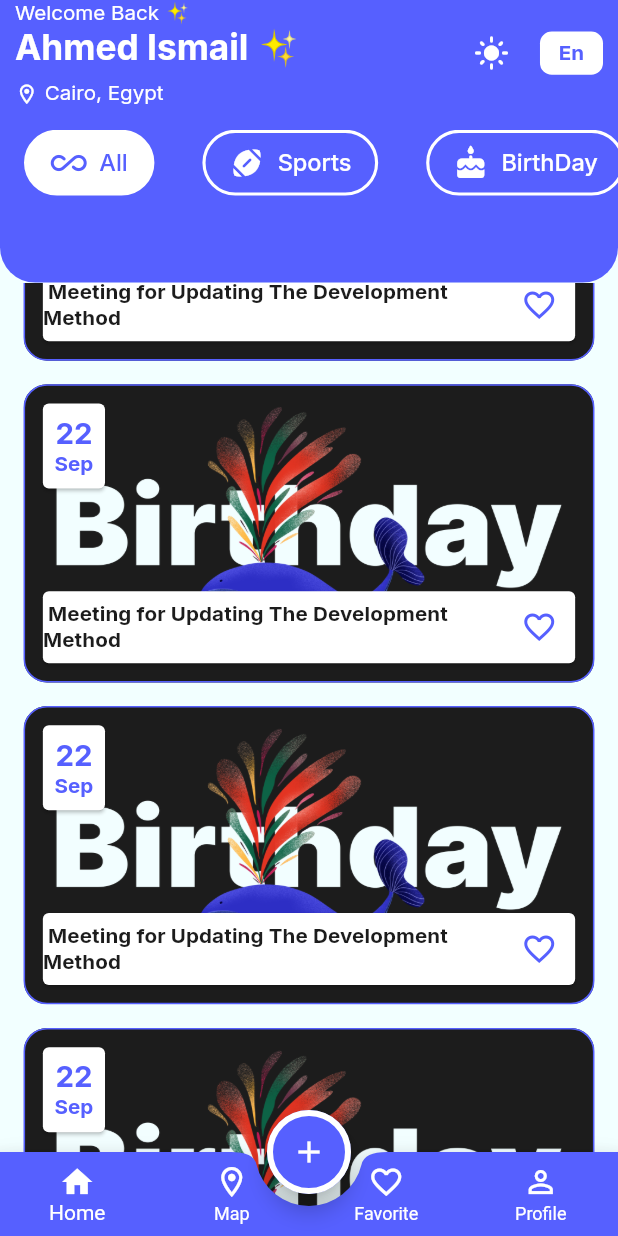
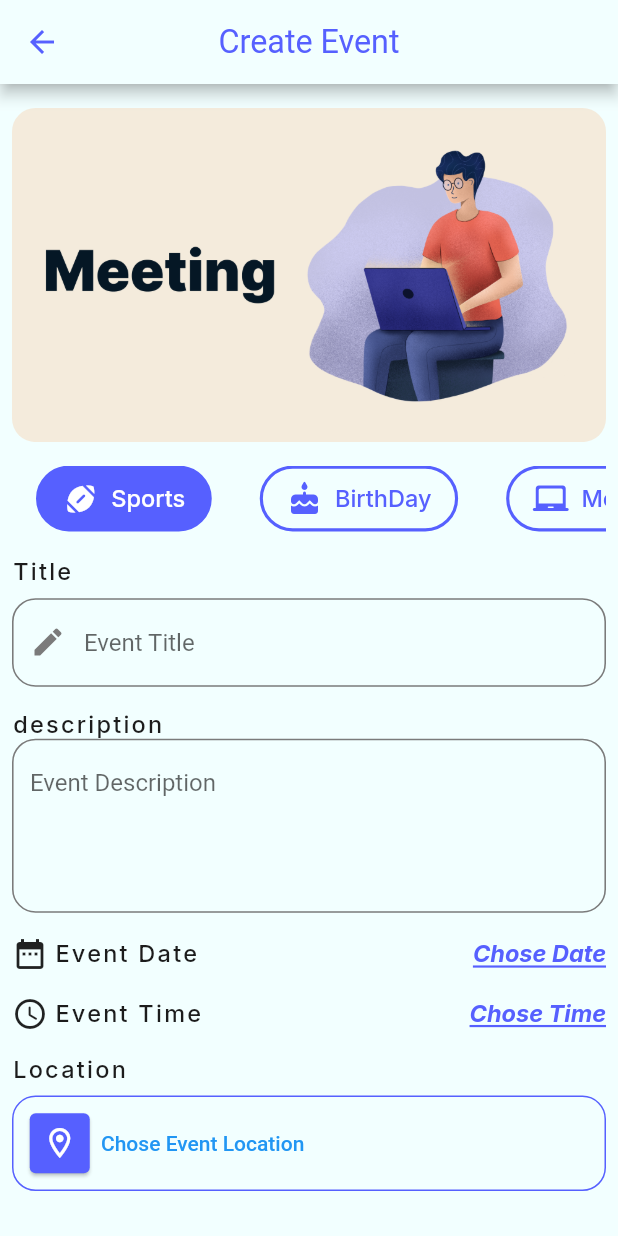
Before and after one commit to Madanike/Evently, a Flutter app: the screen it shows after launch, scrolled down 576 dp, after a tap on the "add" icon, on a phone screen of 412 x 824 dp. Run offline on Flutter 3.47's test engine with Material 3 defaults, Android fonts, the phone set to English and light mode, and no system bars; our stand-ins replace flutter_screenutil, google_fonts.

Commit message:
finished create event

```diff
--- a/lib/config/theme/theme_manager.dart
+++ b/lib/config/theme/theme_manager.dart
@@ -112,6 +112,11 @@ class ThemeManager {
         fontSize: 20.sp,
         color: ColorsManager.blue,
       ),
+      labelSmall: GoogleFonts.inter(
+        fontSize: 16.sp,
+        fontWeight: FontWeight.w500,
+        color: ColorsManager.black1c,
+      ),
     ),
   );
 
--- a/lib/core/routes_manager/routes_manager.dart
+++ b/lib/core/routes_manager/routes_manager.dart
@@ -1,5 +1,6 @@
 import 'package:evently_project/feature/auth/login/login.dart';
 import 'package:evently_project/feature/auth/register/register.dart';
+import 'package:evently_project/feature/create_event/create_event.dart';
 import 'package:evently_project/feature/main_layout/main_layout.dart';
 import 'package:flutter/cupertino.dart';
 import 'package:flutter/material.dart';
@@ -8,6 +9,7 @@ abstract class RouteManager {
   static const String register = '/register';
   static const String login = '/login';
   static const String mainLayout = '/mainLayout';
+  static const String createEvent = '/createEvent';
 
     static Route? router (RouteSettings settings){
       switch (settings.name){
@@ -20,6 +22,9 @@ abstract class RouteManager {
         case mainLayout:{
           return CupertinoPageRoute(builder: (context) => MainLayout());
         }
+        case createEvent:{
+          return CupertinoPageRoute(builder: (context) => CreateEvent());
+        }
       }
     }
 }
--- a/lib/core/widget/custom_tab_bar.dart
+++ b/lib/core/widget/custom_tab_bar.dart
@@ -42,7 +42,7 @@ class _CustomTabBarState extends State<CustomTabBar> {
                 unselectedTabFgColor: widget.unSelectedFgColor,
                 isSelected:
                 selectedIndex ==
-                    CategoryModel.categoriesWithAll.indexOf(
+                    widget.categories.indexOf(
                         category
                     ),
                 category: category,
--- a/lib/core/widget/custome_text_form_field.dart
+++ b/lib/core/widget/custome_text_form_field.dart
@@ -3,25 +3,30 @@ import 'package:flutter/material.dart';
 class CustomeTextFormField extends StatelessWidget {
   const CustomeTextFormField({
     super.key,
-    required this.label,
+    this.label,
+    this.hint,
     this.prefixIcon,
     this.keyboardType = TextInputType.text,
     this.suffixIcon,
     this .isSecure = false,
     required this.validator,
      required this.controller,
+    this.lines = 1,
   });
 
-  final String label;
+  final String? label;
+  final String? hint;
   final IconData? prefixIcon;
   final TextInputType keyboardType;
   final Widget? suffixIcon;
   final bool isSecure ;
   final String? Function(String?) validator;
   final TextEditingController? controller;
+  final int lines;
   @override
   Widget build(BuildContext context) {
     return TextFormField(
+      maxLines: lines ,
       controller: controller,
       validator: validator ,
       obscureText: isSecure,
@@ -30,6 +35,7 @@ class CustomeTextFormField extends StatelessWidget {
         prefixIcon:prefixIcon == null ? null :  Icon(prefixIcon),
          suffixIcon:suffixIcon ,
         labelText: label,
+        hintText: hint,
       ),
     );
   }
--- /dev/null
+++ b/lib/feature/create_event/create_event.dart
@@ -0,0 +1,151 @@
+import 'package:evently_project/core/resources/asset_manager.dart';
+import 'package:evently_project/core/resources/colors_manager.dart';
+import 'package:evently_project/core/widget/custom_elevated_bottom.dart';
+import 'package:evently_project/core/widget/custom_tab_bar.dart';
+import 'package:evently_project/core/widget/custom_text_button.dart';
+import 'package:evently_project/core/widget/custome_text_form_field.dart';
+import 'package:evently_project/models/category_model.dart';
+import 'package:flutter/material.dart';
+import 'package:flutter_screenutil/flutter_screenutil.dart';
+
+class CreateEvent extends StatefulWidget {
+  const CreateEvent({super.key});
+
+  @override
+  State<CreateEvent> createState() => _CreateEventState();
+}
+
+class _CreateEventState extends State<CreateEvent> {
+  late final TextEditingController _titleController;
+  late final TextEditingController _descriptionController;
+
+  @override
+  void initState() {
+    // TODO: implement initState
+    super.initState();
+    _titleController = TextEditingController();
+    _descriptionController = TextEditingController();
+  }
+
+  @override
+  void dispose() {
+    _titleController.dispose();
+    _descriptionController.dispose();
+    super.dispose();
+  }
+
+  @override
+  Widget build(BuildContext context) {
+    return Scaffold(
+      appBar: AppBar(title: Text('Create Event')),
+      body: Padding(
+        padding: const EdgeInsets.symmetric(horizontal: 8.0 , vertical: 16),
+        child: SingleChildScrollView(
+          child: Column(
+            crossAxisAlignment: CrossAxisAlignment.stretch,
+            children: [
+              ClipRRect(
+                borderRadius: BorderRadius.circular(16.r),
+                child: Image.asset(AssetsImages.meeting),
+              ),
+              SizedBox(height: 16.h),
+              CustomTabBar(
+                selectedBgColor: ColorsManager.blue,
+                unSelectedBgColor: Colors.transparent,
+                selectedFgColor: ColorsManager.white,
+                unSelectedFgColor: ColorsManager.blue,
+                categories: CategoryModel.categories,
+              ),
+              SizedBox(height: 16.h),
+              Text('Title', style: Theme.of(context).textTheme.labelSmall),
+              SizedBox(height: 8.h),
+              CustomeTextFormField(
+                hint: 'Event Title',
+                validator: (input) {},
+                controller: _titleController,
+                prefixIcon: Icons.edit,
+              ),
+              SizedBox(height: 16.h),
+              Text('description', style: Theme.of(context).textTheme.labelSmall),
+              CustomeTextFormField(
+                lines: 4,
+                hint: 'Event Description',
+                validator: (input) {},
+                controller: _descriptionController,
+              ),
+              SizedBox(height: 16.h),
+              Row(
+                children: [
+                  Icon(Icons.date_range),
+                  SizedBox(width: 4.w),
+                  Text(
+                    'Event Date',
+                    style: Theme.of(context).textTheme.labelSmall,
+                  ),
+                  Spacer(),
+                  CustomTextButton(
+                    text: 'Chose Date',
+                    onTab: () {
+                      showDatePicker(
+                        context: context,
+                        firstDate: DateTime.now(),
+                        lastDate: DateTime.now().add(Duration(days: 365)),
+                      );
+                    },
+                  ),
+                ],
+              ),
+              SizedBox(height: 16.h,),
+              Row(
+                children: [
+                  Icon(Icons.access_time_rounded),
+                  SizedBox(width: 4.w),
+                  Text(
+                    'Event Time',
+                    style: Theme.of(context).textTheme.labelSmall,
+                  ),
+                  Spacer(),
+                  CustomTextButton(
+                    text: 'Chose Time',
+                    onTab: () {
+                     showTimePicker(context: context, initialTime: TimeOfDay.now());
+                    },
+                  ),
+                ],
+              ),
+              SizedBox(height: 16.h,),
+              Text('Location' ,style: Theme.of(context).textTheme.labelSmall,),
+              SizedBox(height: 8.h,),
+
+              OutlinedButton(
+                     style: OutlinedButton.styleFrom(
+                       side: BorderSide(
+                         color: ColorsManager.blue,
+                         width: 1
+                       ),
+                       padding: REdgeInsets.all(8),
+                       shape: RoundedRectangleBorder(
+                         borderRadius: BorderRadius.circular(16.r),
+
+                       )
+                     ),
+                     onPressed: (){}, child: Row(children: [
+                    Card(
+                        color: ColorsManager.blue,
+                        child: Padding(
+                          padding: const EdgeInsets.all(8.0),
+                          child: Icon(Icons.location_on_outlined,color: ColorsManager.white,),
+                        )),
+                   SizedBox(height: 8.h,),
+                   Text(' Chose Event Location'),
+                  ],)),
+              SizedBox(height: 16.h,),
+              CustomElevatedBottom(title: 'Add Event', onPress: (){}),
+
+            ],
+          ),
+        ),
+      ),
+    );
+  }
+}
--- a/lib/feature/main_layout/main_layout.dart
+++ b/lib/feature/main_layout/main_layout.dart
@@ -1,4 +1,5 @@
 import 'package:evently_project/core/resources/colors_manager.dart';
+import 'package:evently_project/core/routes_manager/routes_manager.dart';
 import 'package:evently_project/feature/main_layout/tabs/favorite/favorite_tab.dart';
 import 'package:evently_project/feature/main_layout/tabs/home/home_tab.dart';
 import 'package:evently_project/feature/main_layout/tabs/map/map_tab.dart';
@@ -31,7 +32,9 @@ class _MainLayoutState extends State<MainLayout> {
   Widget _buildFab(){
     return FloatingActionButton(
       backgroundColor: ColorsManager.blue,
-      onPressed: () {},
+      onPressed: () {
+      Navigator.pushNamed(context,RouteManager.createEvent);
+      },
       child: Icon(Icons.add),
     );
   }
--- a/lib/models/category_model.dart
+++ b/lib/models/category_model.dart
@@ -13,7 +13,7 @@ class CategoryModel {
     required this.imagePath,
   });
 
- static List<CategoryModel> categoriesWithAll = [
+  static List<CategoryModel> categoriesWithAll = [
     CategoryModel(id: '0', name: 'All', iconData: Icons.all_inclusive_rounded, imagePath: ''),
     CategoryModel(id: '1', name: 'Sports', iconData: Icons.sports_football_rounded, imagePath: ''),
     CategoryModel(id: '2', name: 'BirthDay', iconData: Icons.cake_rounded, imagePath: ''),
@@ -26,4 +26,16 @@ class CategoryModel {
     CategoryModel(id: '9', name: 'BookClub', iconData: Icons.book_rounded, imagePath: ''),
 
   ];
+  static List<CategoryModel> categories = [
+    CategoryModel(id: '1', name: 'Sports', iconData: Icons.sports_football_rounded, imagePath: ''),
+    CategoryModel(id: '2', name: 'BirthDay', iconData: Icons.cake_rounded, imagePath: ''),
+    CategoryModel(id: '3', name: 'Meeting', iconData: Icons.laptop_chromebook_rounded, imagePath: ''),
+    CategoryModel(id: '4', name: 'Gaming', iconData: Icons.gamepad_rounded, imagePath: ''),
+    CategoryModel(id: '5', name: 'Eating', iconData: Icons.local_pizza_rounded, imagePath: ''),
+    CategoryModel(id: '6', name: 'HOLIDAY', iconData: Icons.holiday_village_rounded, imagePath: ''),
+    CategoryModel(id: '7', name: 'exhibtion', iconData: Icons.water_drop_rounded, imagePath: ''),
+    CategoryModel(id: '8', name: 'WorkShop', iconData: Icons.workspaces, imagePath: ''),
+    CategoryModel(id: '9', name: 'BookClub', iconData: Icons.book_rounded, imagePath: ''),
+
+  ];
 }
```
